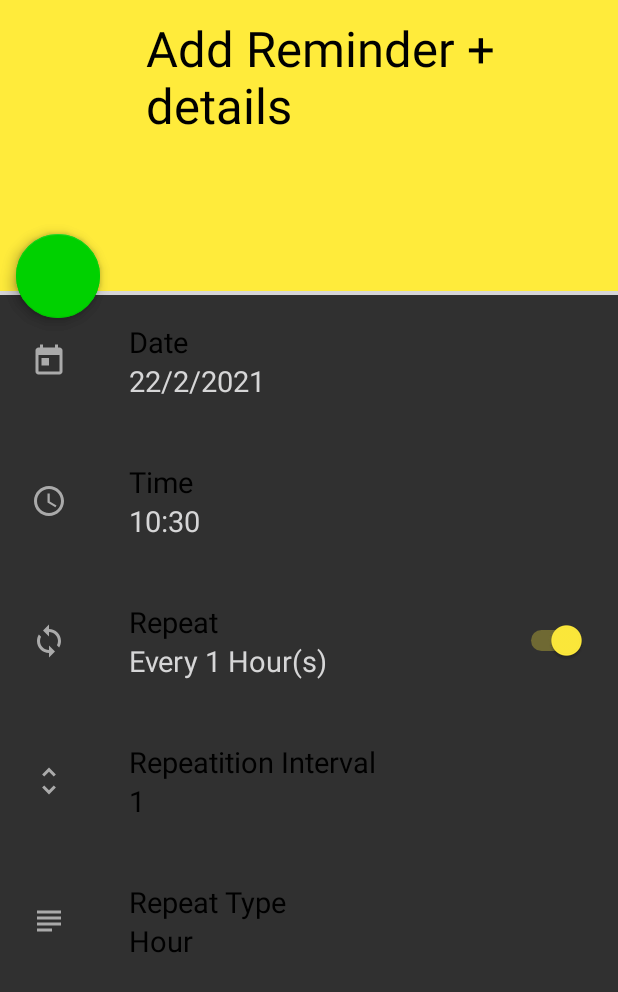
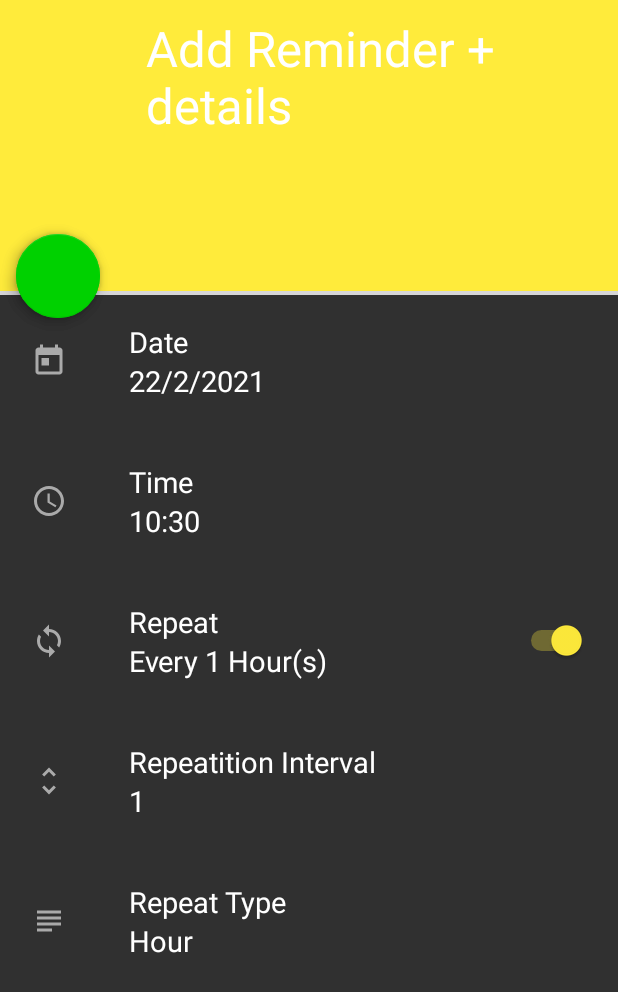
Before and after one commit to joyleenl/AAD_coursework, an Android app: the ReminderActivity screen opened directly, with no data from a screen before it, on a phone screen of 412 x 824 dp. Shown: the top 992 px of the screen. Run offline under Robolectric (Android 15) with nearby library versions, the light colour scheme and no system bars; our stand-ins replace sdp/ssp sizes; libraries missing offline, so code that uses them is left out: com.getbase.floatingactionbutton, com.wdullaer.materialdatetimepicker; plain views replace FloatingActionButton; 4 statements that could not run were skipped.

Commit message:
comit lastt

```diff
--- a/app/src/main/res/layout/activity_add_reminder.xml
+++ b/app/src/main/res/layout/activity_add_reminder.xml
@@ -26,12 +26,12 @@
             android:id="@+id/reminder_title"
             android:layout_marginLeft="@dimen/_72sdp"
             android:hint="@string/add_reminder_details"
-            android:textColorHint="@color/black"
+            android:textColorHint="@color/white"
             android:textSize="@dimen/_25ssp"
             android:lines="4"
             android:minLines="4"
             android:gravity="top|left"
-            android:textColor="@android:color/black"
+            android:textColor="@android:color/white"
             android:scrollHorizontally="false"
             android:inputType="textCapWords|textMultiLine"
             android:layout_marginRight="@dimen/_16sdp"
@@ -77,7 +77,7 @@
 
                     <TextView
                         android:id="@+id/date_text"
-                        android:textColor="@color/black"
+                        android:textColor="@color/white"
                         android:layout_width="wrap_content"
                         android:textSize="@dimen/_15ssp"
                         android:layout_height="wrap_content"
@@ -87,7 +87,7 @@
                         android:layout_width="wrap_content"
                         android:id="@+id/set_date"
                         android:textSize="@dimen/_15ssp"
-                        android:textColor="@color/mdtp_dark_gray"
+                        android:textColor="@color/white"
                         android:layout_height="wrap_content"/>
 
                 </LinearLayout>
@@ -121,7 +121,7 @@
 
                     <TextView
                         android:id="@+id/time_text"
-                        android:textColor="@color/black"
+                        android:textColor="@color/white"
                         android:layout_width="wrap_content"
                         android:textSize="@dimen/_15ssp"
                         android:layout_height="wrap_content"
@@ -131,7 +131,7 @@
                         android:layout_width="wrap_content"
                         android:id="@+id/set_time"
                         android:textSize="@dimen/_15ssp"
-                        android:textColor="@color/mdtp_dark_gray"
+                        android:textColor="@color/white"
                         android:layout_height="wrap_content"/>
 
                 </LinearLayout>
@@ -163,7 +163,7 @@
 
                     <TextView
                         android:id="@+id/repeat_text"
-                        android:textColor="@color/black"
+                        android:textColor="@color/white"
                         android:layout_width="wrap_content"
                         android:textSize="@dimen/_15ssp"
                         android:layout_height="wrap_content"
@@ -173,7 +173,7 @@
                         android:layout_width="wrap_content"
                         android:id="@+id/set_repeat"
                         android:textSize="@dimen/_15ssp"
-                        android:textColor="@color/mdtp_dark_gray"
+                        android:textColor="@color/white"
                         android:layout_height="wrap_content"/>
 
                 </LinearLayout>
@@ -220,7 +220,7 @@
 
                     <TextView
                         android:id="@+id/repeat_no_text"
-                        android:textColor="@color/black"
+                        android:textColor="@color/white"
                         android:layout_width="wrap_content"
                         android:textSize="@dimen/_15ssp"
                         android:layout_height="wrap_content"
@@ -230,7 +230,7 @@
                         android:layout_width="wrap_content"
                         android:id="@+id/set_repeat_no"
                         android:textSize="@dimen/_15ssp"
-                        android:textColor="@color/black"
+                        android:textColor="@color/white"
                         android:layout_height="wrap_content"/>
 
                 </LinearLayout>
@@ -264,7 +264,7 @@
 
                     <TextView
                         android:id="@+id/repeat_type_text"
-                        android:textColor="@color/black"
+                        android:textColor="@color/white"
                         android:layout_width="wrap_content"
                         android:textSize="@dimen/_15ssp"
                         android:layout_height="wrap_content"
@@ -274,7 +274,7 @@
                         android:layout_width="wrap_content"
                         android:id="@+id/set_repeat_type"
                         android:textSize="@dimen/_15ssp"
-                        android:textColor="@color/black"
+                        android:textColor="@color/white"
                         android:layout_height="wrap_content"/>
 
                 </LinearLayout>
```
